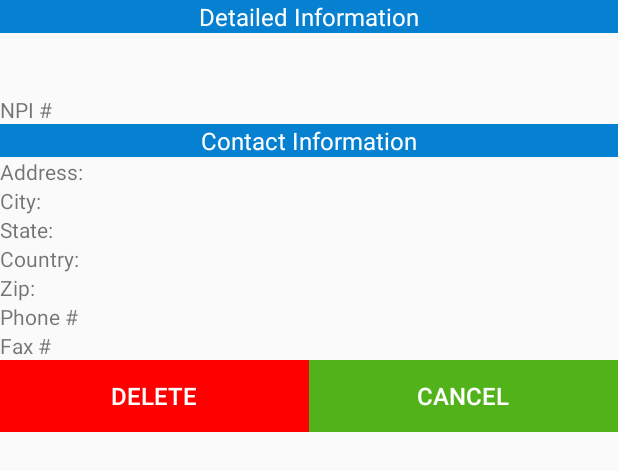
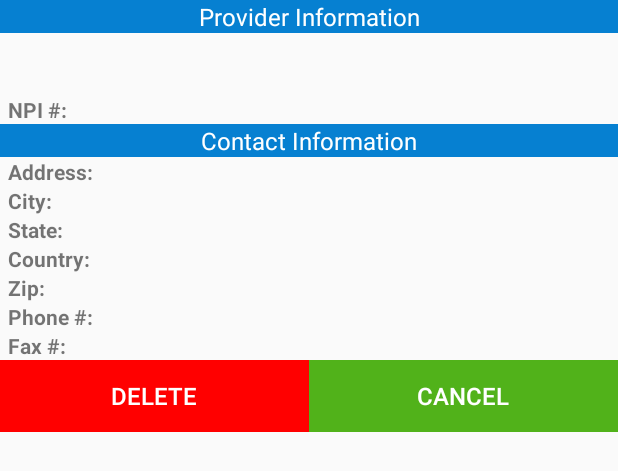
Before and after one commit to Mario0419/NPIRegistry, an Android app: the layout fragment_detail_npi_dialog.xml on its own in the app's theme, with its tools: preview values and no code run, on a phone screen of 412 x 824 dp. Shown: the top 471 px of the screen. Run offline under Robolectric (Android 15) with nearby library versions, the phone set to English and light mode, and no system bars.

Commit message:
Added Mx3Utils. Worked on Detailed window

```diff
--- a/app/src/main/java/com/mx3studios/npiregistry/npiDrawerFragment/NpiDetailDialogFragment.java
+++ b/app/src/main/java/com/mx3studios/npiregistry/npiDrawerFragment/NpiDetailDialogFragment.java
@@ -16,6 +16,8 @@ import com.mx3studios.npiregistry.R;
 import com.mx3studios.npiregistry.npi.NpiResult;
 
 import org.w3c.dom.Text;
+
+import Mx3Utils.FormatUtils;
 
 /**
  * Created by Mario on 3/6/2016.
@@ -55,7 +57,7 @@ public class NpiDetailDialogFragment extends DialogFragment{
         textView.setText(provider.getTaxonomies().get(0).getDesc());
 
         textView = (TextView)view.findViewById(R.id.detailed_npi);
-        textView.setText(String.valueOf(provider.getNpi()));
+        textView.append(String.valueOf(provider.getNpi()));
 
         textView = (TextView)view.findViewById(R.id.detailed_address);
         textView.setText(provider.getAddresses().get(0).getAddress1());
@@ -70,7 +72,7 @@ public class NpiDetailDialogFragment extends DialogFragment{
         textView.setText(provider.getAddresses().get(0).getCountryName());
 
         textView = (TextView)view.findViewById(R.id.detailed_zipcode);
-        textView.setText(provider.getAddresses().get(0).getPostalCode());
+        textView.setText(FormatUtils.formatZipCode(provider.getAddresses().get(0).getPostalCode()));
 
         textView = (TextView)view.findViewById(R.id.detailed_phone);
         textView.setText(provider.getAddresses().get(0).getPhone());
--- a/app/src/main/res/layout/fragment_detail_npi_dialog.xml
+++ b/app/src/main/res/layout/fragment_detail_npi_dialog.xml
@@ -6,27 +6,39 @@
     <TextView
         android:layout_width="match_parent"
         android:layout_height="wrap_content"
-        android:text="Detailed Information"
+        android:text="Provider Information"
         android:background="@color/cmdblue"
         android:textColor="@color/white"
         android:gravity="center"
         android:textSize="16dp"/>
+
+    <LinearLayout
+        android:layout_width="match_parent"
+        android:layout_height="wrap_content"
+        android:layout_marginLeft="5dp"
+        android:layout_marginRight="5dp"
+        android:orientation="vertical">
+
         <TextView
             android:id="@+id/detailed_name"
-        android:layout_width="wrap_content"
+            android:layout_width="match_parent"
             android:layout_height="wrap_content"
             android:textSize="16dp"
             android:textStyle="bold"/>
         <TextView
             android:id="@+id/detailed_taxonomy"
-        android:layout_width="wrap_content"
+            android:layout_width="match_parent"
             android:layout_height="wrap_content"
             android:textStyle="bold"/>
         <TextView
             android:id="@+id/detailed_npi"
-        android:layout_height="wrap_content"
+            android:layout_height="match_parent"
             android:layout_width="wrap_content"
-        android:text="NPI # "/>
+            android:text="NPI #: "
+            android:textStyle="bold"/>
+
+
+    </LinearLayout>
 
     <TextView
         android:layout_width="match_parent"
@@ -36,6 +48,12 @@
         android:textColor="@color/white"
         android:textSize="16dp"
         android:gravity="center"/>
+
+    <LinearLayout
+        android:layout_width="match_parent"
+        android:layout_height="wrap_content"
+        android:layout_marginLeft="5dp"
+        android:layout_marginRight="5dp">
 
         <TableLayout xmlns:android="http://schemas.android.com/apk/res/android"
             android:layout_width="match_parent"
@@ -47,6 +65,7 @@
                     android:id="@+id/detailed_address_label"
                     android:layout_width="wrap_content"
                     android:layout_height="wrap_content"
+                    android:textStyle="bold"
                     android:text="Address: "/>
 
                 <TextView
@@ -60,6 +79,7 @@
                     android:id="@+id/detailed_city_label"
                     android:layout_width="wrap_content"
                     android:layout_height="wrap_content"
+                    android:textStyle="bold"
                     android:text="City: "/>
                 <TextView
                     android:id="@+id/detailed_city"
@@ -72,6 +92,7 @@
                     android:id="@+id/detailed_state_label"
                     android:layout_width="wrap_content"
                     android:layout_height="wrap_content"
+                    android:textStyle="bold"
                     android:text="State: "/>
                 <TextView
                     android:id="@+id/detailed_state"
@@ -84,6 +105,7 @@
                     android:id="@+id/detailed_country_label"
                     android:layout_width="wrap_content"
                     android:layout_height="wrap_content"
+                    android:textStyle="bold"
                     android:text="Country: "/>
                 <TextView
                     android:id="@+id/detailed_country"
@@ -95,6 +117,7 @@
                     android:id="@+id/detailed_zipcode_label"
                     android:layout_width="wrap_content"
                     android:layout_height="wrap_content"
+                    android:textStyle="bold"
                     android:text="Zip: "/>
                 <TextView
                     android:id="@+id/detailed_zipcode"
@@ -106,7 +129,8 @@
                     android:id="@+id/detailed_phone_label"
                     android:layout_width="wrap_content"
                     android:layout_height="wrap_content"
-                android:text="Phone # "/>
+                    android:textStyle="bold"
+                    android:text="Phone #: "/>
                 <TextView
                     android:id="@+id/detailed_phone"
                     android:layout_width="wrap_content"
@@ -117,7 +141,8 @@
                     android:id="@+id/detailed_fax_label"
                     android:layout_width="wrap_content"
                     android:layout_height="wrap_content"
-                android:text="Fax # "/>
+                    android:textStyle="bold"
+                    android:text="Fax #: "/>
                 <TextView
                     android:id="@+id/detailed_fax"
                     android:layout_width="wrap_content"
@@ -125,6 +150,8 @@
             </TableRow>
 
         </TableLayout>
+
+    </LinearLayout>
 
     <LinearLayout
         android:layout_width="match_parent"
--- a/app/src/main/res/layout/fragment_favorite.xml
+++ b/app/src/main/res/layout/fragment_favorite.xml
@@ -7,8 +7,7 @@
     <LinearLayout
         android:orientation="vertical"
         android:layout_width="match_parent"
-        android:layout_height="match_parent"
-        android:background="@drawable/cmd_background">
+        android:layout_height="match_parent">
 
         <ListView
             android:id="@+id/favoritelist"
```
Also changed, not shown: app/src/main/java/Mx3Utils/FormatUtils.java (added, +25 -0 lines), app/src/main/java/Mx3Utils/StringUtils.java (added, +9 -0 lines), app/src/main/java/com/mx3studios/npiregistry/npiDrawerFragment/AdvanceSearchFragment.java (+10 -12 lines), app/src/main/res/layout/fragment_advance_search.xml (+11 -2 lines). Lines whose indentation alone changed are shown as unchanged.
